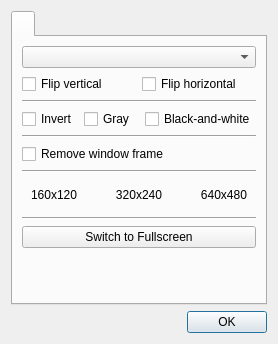
Above: src/camera/camerasettingsdialog.ui from vkohaupt/vokoscreenNG before the change. Below: the same form after it.
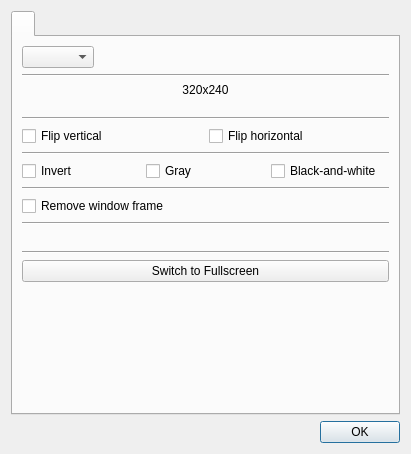
That is the form after the change. Icons and pictures are not drawn.

Commit message: Webcam settings-dialog

Diff of the .ui file:
```diff
--- a/src/camera/camerasettingsdialog.ui
+++ b/src/camera/camerasettingsdialog.ui
@@ -6,8 +6,8 @@
    <rect>
     <x>0</x>
     <y>0</y>
-    <width>278</width>
-    <height>344</height>
+    <width>411</width>
+    <height>454</height>
    </rect>
   </property>
   <property name="windowTitle">
@@ -31,7 +31,99 @@
       </attribute>
       <layout class="QVBoxLayout" name="verticalLayout_2">
        <item>
-        <widget class="QComboBox" name="comboBoxCameraResolution"/>
+        <layout class="QHBoxLayout" name="horizontalLayout_4">
+         <item>
+          <widget class="QComboBox" name="comboBoxCameraResolution"/>
+         </item>
+         <item>
+          <spacer name="horizontalSpacer">
+           <property name="orientation">
+            <enum>Qt::Horizontal</enum>
+           </property>
+           <property name="sizeHint" stdset="0">
+            <size>
+             <width>40</width>
+             <height>20</height>
+            </size>
+           </property>
+          </spacer>
+         </item>
+        </layout>
+       </item>
+       <item>
+        <widget class="Line" name="line_4">
+         <property name="orientation">
+          <enum>Qt::Horizontal</enum>
+         </property>
+        </widget>
+       </item>
+       <item>
+        <widget class="QWidget" name="widgetCameraWindowSize" native="true">
+         <layout class="QVBoxLayout" name="verticalLayout_3">
+          <property name="spacing">
+           <number>0</number>
+          </property>
+          <property name="leftMargin">
+           <number>0</number>
+          </property>
+          <property name="topMargin">
+           <number>0</number>
+          </property>
+          <property name="rightMargin">
+           <number>0</number>
+          </property>
+          <property name="bottomMargin">
+           <number>0</number>
+          </property>
+          <item>
+           <layout class="QHBoxLayout" name="horizontalLayout_44">
+            <item>
+             <widget class="QLabel" name="label_25">
+              <property name="text">
+               <string>320x240</string>
+              </property>
+              <property name="alignment">
+               <set>Qt::AlignCenter</set>
+              </property>
+             </widget>
+            </item>
+           </layout>
+          </item>
+          <item>
+           <layout class="QHBoxLayout" name="horizontalLayout_3">
+            <property name="spacing">
+             <number>12</number>
+            </property>
+            <item alignment="Qt::AlignLeft">
+             <widget class="QLabel" name="label">
+              <property name="maximumSize">
+               <size>
+                <width>34</width>
+                <height>34</height>
+               </size>
+              </property>
+              <property name="text">
+               <string notr="true"/>
+              </property>
+              <property name="pixmap">
+               <pixmap resource="../screencast.qrc">:/pictures/camera/window-resize.png</pixmap>
+              </property>
+              <property name="scaledContents">
+               <bool>true</bool>
+              </property>
+             </widget>
+            </item>
+           </layout>
+          </item>
+         </layout>
+        </widget>
+       </item>
+       <item>
+        <widget class="Line" name="line_3">
+         <property name="orientation">
+          <enum>Qt::Horizontal</enum>
+         </property>
+        </widget>
        </item>
        <item>
         <layout class="QHBoxLayout" name="horizontalLayout_12">
@@ -101,53 +193,6 @@
          </item>
         </layout>
        </item>
-       <item>
-        <widget class="Line" name="line_3">
-         <property name="orientation">
-          <enum>Qt::Horizontal</enum>
-         </property>
-        </widget>
-       </item>
-       <item>
-        <widget class="QWidget" name="widgetCameraWindowSize" native="true">
-         <layout class="QVBoxLayout" name="verticalLayout_3">
-          <property name="spacing">
-           <number>0</number>
-          </property>
-          <item>
-           <layout class="QHBoxLayout" name="horizontalLayout_44">
-            <item>
-             <widget class="QLabel" name="label_24">
-              <property name="text">
-               <string>160x120</string>
-              </property>
-             </widget>
-            </item>
-            <item>
-             <widget class="QLabel" name="label_25">
-              <property name="text">
-               <string>320x240</string>
-              </property>
-              <property name="alignment">
-               <set>Qt::AlignCenter</set>
-              </property>
-             </widget>
-            </item>
-            <item>
-             <widget class="QLabel" name="label_26">
-              <property name="text">
-               <string>640x480</string>
-              </property>
-              <property name="alignment">
-               <set>Qt::AlignRight|Qt::AlignTrailing|Qt::AlignVCenter</set>
-              </property>
-             </widget>
-            </item>
-           </layout>
-          </item>
-         </layout>
-        </widget>
-       </item>
        <item>
         <widget class="Line" name="line">
          <property name="orientation">
@@ -155,6 +200,39 @@
          </property>
         </widget>
        </item>
+       <item>
+        <layout class="QHBoxLayout" name="horizontalLayout_2">
+         <property name="spacing">
+          <number>12</number>
+         </property>
+         <item alignment="Qt::AlignLeft">
+          <widget class="QLabel" name="label_2">
+           <property name="maximumSize">
+            <size>
+             <width>34</width>
+             <height>34</height>
+            </size>
+           </property>
+           <property name="text">
+            <string notr="true"/>
+           </property>
+           <property name="pixmap">
+            <pixmap resource="../screencast.qrc">:/pictures/systray/magnification.png</pixmap>
+           </property>
+           <property name="scaledContents">
+            <bool>true</bool>
+           </property>
+          </widget>
+         </item>
+        </layout>
+       </item>
+       <item>
+        <widget class="Line" name="line_5">
+         <property name="orientation">
+          <enum>Qt::Horizontal</enum>
+         </property>
+        </widget>
+       </item>
        <item>
         <widget class="QPushButton" name="pushButtonSwitchToFullscreen">
          <property name="text">
```
Left out of the diff: 8 changed lines with no effect on the pictures. The commit also changes 3 other files.
